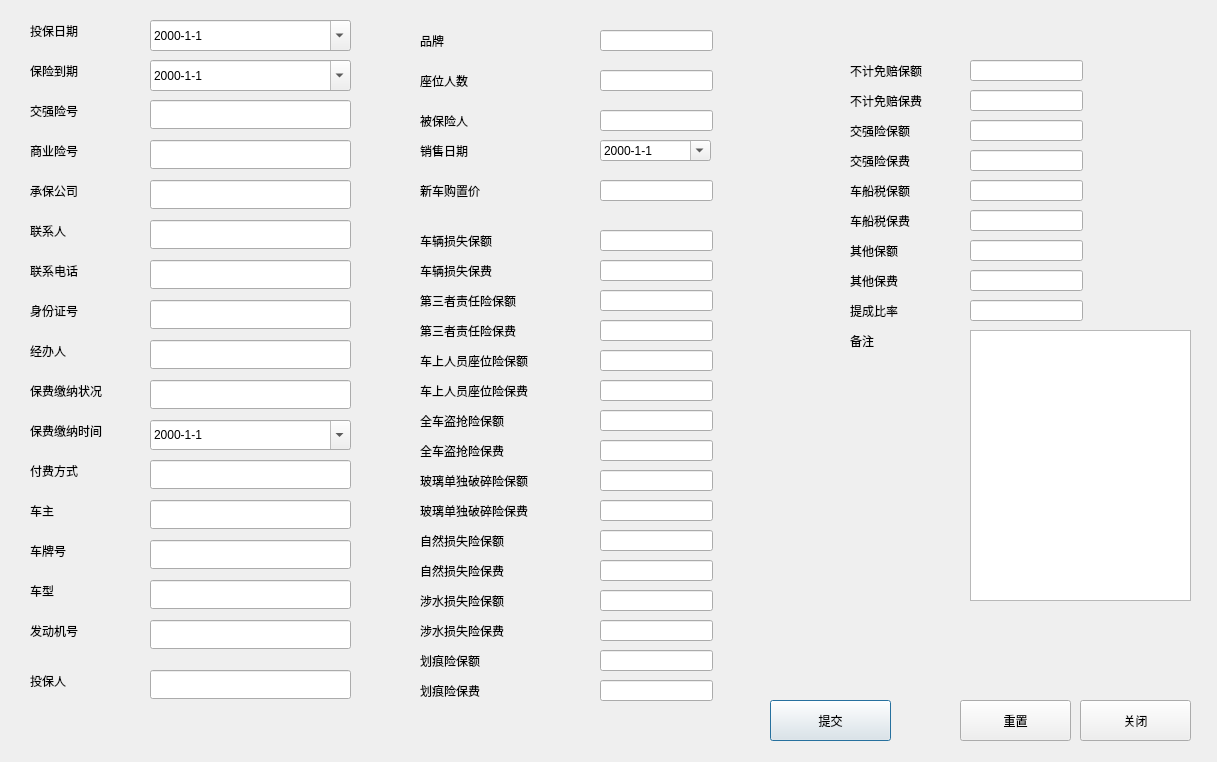
This is warrantinsertdialog.ui in Vaskka/DR_Projects as Qt 5 draws it before an edit. The edited form follows.
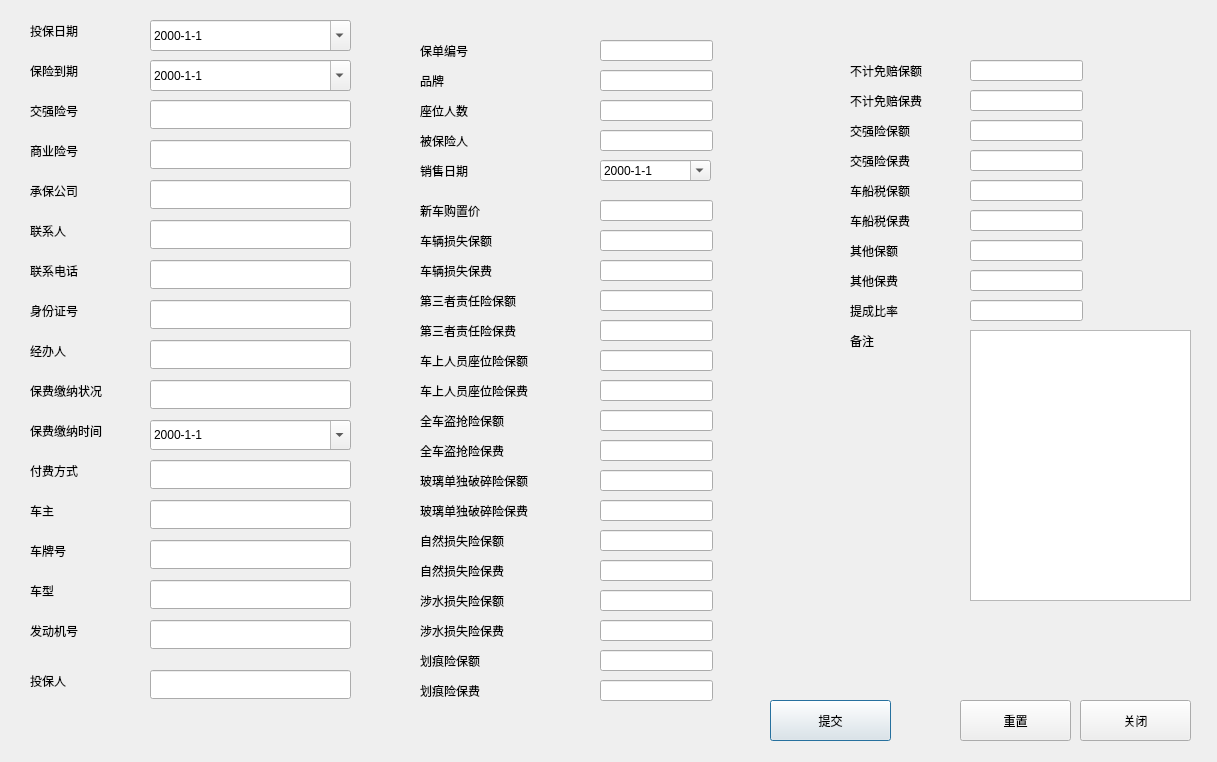
This is the edited form.

```diff
--- a/warrantinsertdialog.ui
+++ b/warrantinsertdialog.ui
@@ -43,7 +43,7 @@
    <property name="geometry">
     <rect>
      <x>600</x>
-     <y>110</y>
+     <y>130</y>
      <width>113</width>
      <height>21</height>
     </rect>
@@ -76,7 +76,7 @@
    <property name="geometry">
     <rect>
      <x>600</x>
-     <y>30</y>
+     <y>70</y>
      <width>113</width>
      <height>21</height>
     </rect>
@@ -152,7 +152,7 @@
    <property name="geometry">
     <rect>
      <x>420</x>
-     <y>30</y>
+     <y>70</y>
      <width>101</width>
      <height>21</height>
     </rect>
@@ -264,7 +264,7 @@
    <property name="geometry">
     <rect>
      <x>420</x>
-     <y>140</y>
+     <y>160</y>
      <width>101</width>
      <height>21</height>
     </rect>
@@ -362,7 +362,7 @@
    <property name="geometry">
     <rect>
      <x>420</x>
-     <y>180</y>
+     <y>200</y>
      <width>101</width>
      <height>21</height>
     </rect>
@@ -493,7 +493,7 @@
    <property name="geometry">
     <rect>
      <x>600</x>
-     <y>70</y>
+     <y>100</y>
      <width>113</width>
      <height>21</height>
     </rect>
@@ -523,7 +523,7 @@
    <property name="geometry">
     <rect>
      <x>420</x>
-     <y>110</y>
+     <y>130</y>
      <width>101</width>
      <height>21</height>
     </rect>
@@ -549,7 +549,7 @@
    <property name="geometry">
     <rect>
      <x>600</x>
-     <y>180</y>
+     <y>200</y>
      <width>113</width>
      <height>21</height>
     </rect>
@@ -825,7 +825,7 @@
    <property name="geometry">
     <rect>
      <x>600</x>
-     <y>140</y>
+     <y>160</y>
      <width>111</width>
      <height>21</height>
     </rect>
@@ -1093,7 +1093,7 @@
    <property name="geometry">
     <rect>
      <x>420</x>
-     <y>70</y>
+     <y>100</y>
      <width>101</width>
      <height>21</height>
     </rect>
@@ -1183,6 +1183,29 @@
     <bool>true</bool>
    </property>
   </widget>
+  <widget class="QLabel" name="label_47">
+   <property name="geometry">
+    <rect>
+     <x>420</x>
+     <y>40</y>
+     <width>80</width>
+     <height>21</height>
+    </rect>
+   </property>
+   <property name="text">
+    <string>保单编号</string>
+   </property>
+  </widget>
+  <widget class="QLineEdit" name="Insert_WarrantNumberEdit">
+   <property name="geometry">
+    <rect>
+     <x>600</x>
+     <y>40</y>
+     <width>113</width>
+     <height>21</height>
+    </rect>
+   </property>
+  </widget>
  </widget>
  <resources/>
  <connections/>
```
